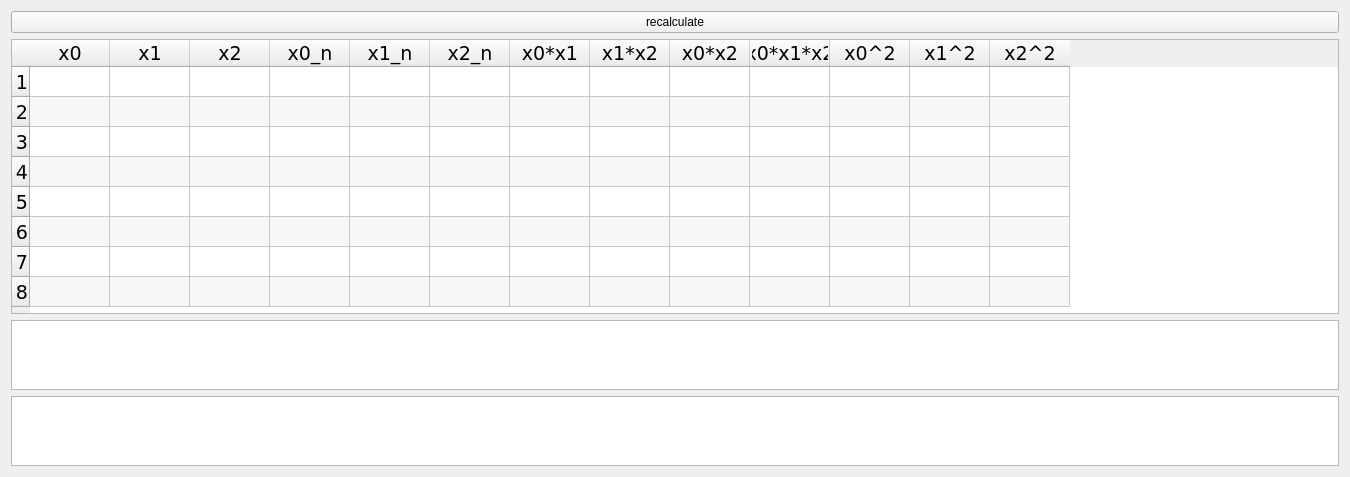
JC-labs/Experiment_Planning_theory_Labs, file Lab5/gui.ui: the form before one commit.
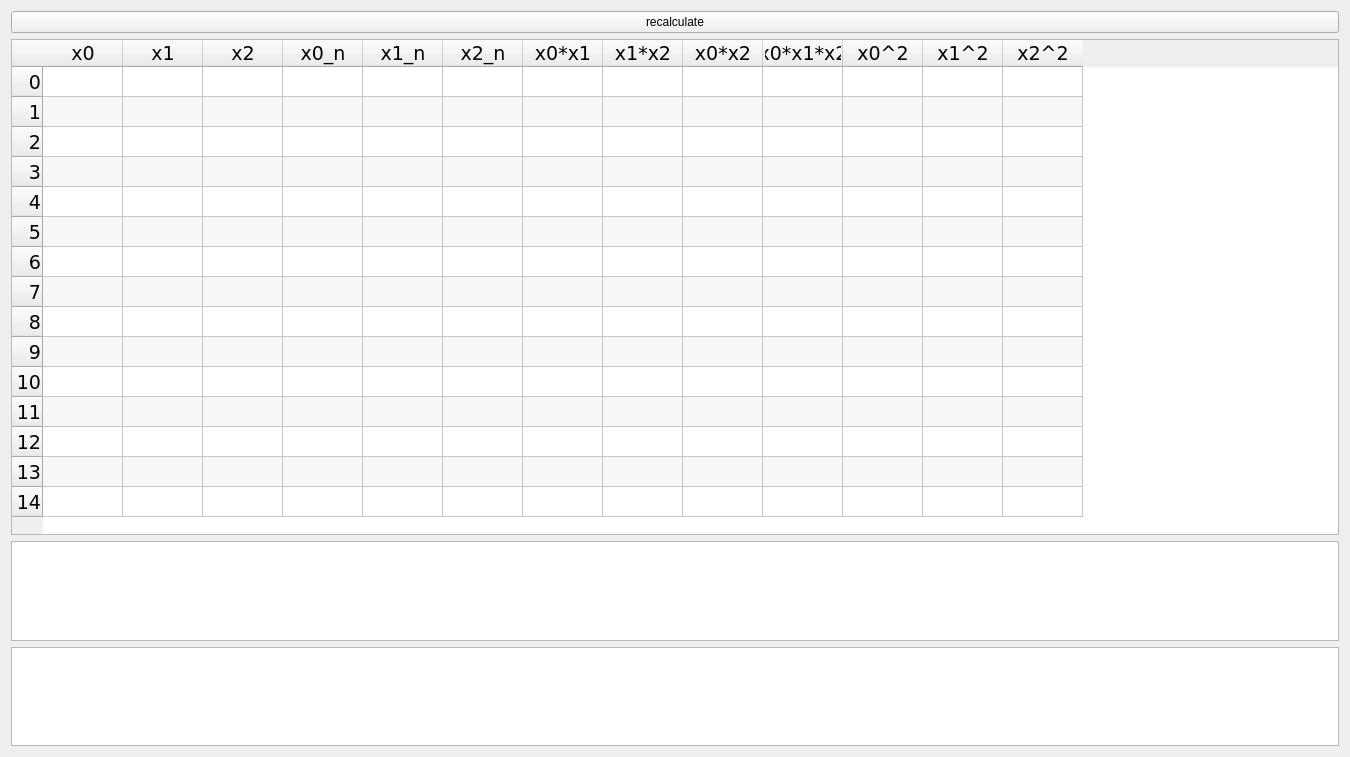
The form after the commit.

Commit message: Lab5 is finished.

Diff of the .ui file:
```diff
--- a/Lab5/gui.ui
+++ b/Lab5/gui.ui
@@ -7,7 +7,7 @@
     <x>0</x>
     <y>0</y>
     <width>1350</width>
-    <height>477</height>
+    <height>757</height>
    </rect>
   </property>
   <property name="minimumSize">
@@ -74,6 +74,14 @@
      <attribute name="verticalHeaderStretchLastSection">
       <bool>false</bool>
      </attribute>
+     <row>
+      <property name="text">
+       <string>0</string>
+      </property>
+      <property name="textAlignment">
+       <set>AlignTrailing|AlignVCenter</set>
+      </property>
+     </row>
      <row>
       <property name="text">
        <string>1</string>
@@ -138,6 +146,54 @@
        <set>AlignTrailing|AlignVCenter</set>
       </property>
      </row>
+     <row>
+      <property name="text">
+       <string>9</string>
+      </property>
+      <property name="textAlignment">
+       <set>AlignTrailing|AlignVCenter</set>
+      </property>
+     </row>
+     <row>
+      <property name="text">
+       <string>10</string>
+      </property>
+      <property name="textAlignment">
+       <set>AlignTrailing|AlignVCenter</set>
+      </property>
+     </row>
+     <row>
+      <property name="text">
+       <string>11</string>
+      </property>
+      <property name="textAlignment">
+       <set>AlignTrailing|AlignVCenter</set>
+      </property>
+     </row>
+     <row>
+      <property name="text">
+       <string>12</string>
+      </property>
+      <property name="textAlignment">
+       <set>AlignTrailing|AlignVCenter</set>
+      </property>
+     </row>
+     <row>
+      <property name="text">
+       <string>13</string>
+      </property>
+      <property name="textAlignment">
+       <set>AlignTrailing|AlignVCenter</set>
+      </property>
+     </row>
+     <row>
+      <property name="text">
+       <string>14</string>
+      </property>
+      <property name="textAlignment">
+       <set>AlignTrailing|AlignVCenter</set>
+      </property>
+     </row>
      <column>
       <property name="text">
        <string>x0</string>
```
The commit also changes 1 other file.
